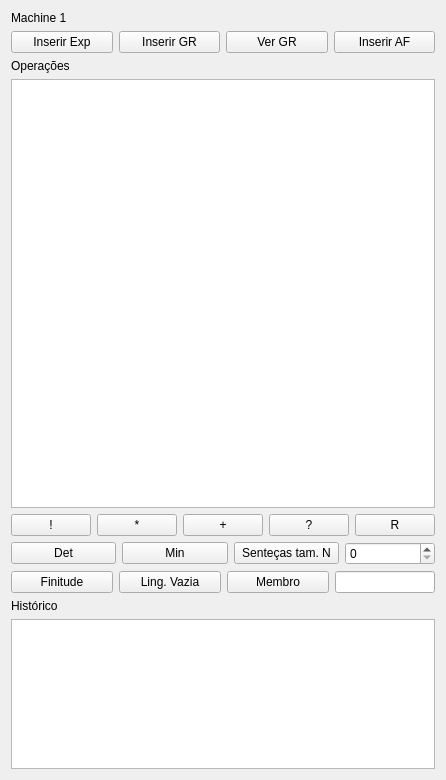
Qt form gui/view/DynamicAutomatonWidget.ui (joaovicentesouto/INE5421) before a commit.
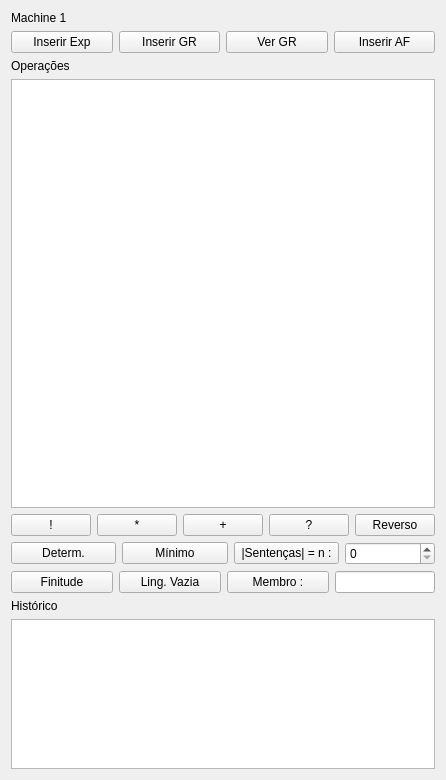
The same form after that commit.

```diff
--- a/gui/view/DynamicAutomatonWidget.ui
+++ b/gui/view/DynamicAutomatonWidget.ui
@@ -96,7 +96,7 @@
      <item>
       <widget class="QPushButton" name="m_reverse_btn">
        <property name="text">
-        <string>R</string>
+        <string>Reverso</string>
        </property>
       </widget>
      </item>
@@ -107,21 +107,21 @@
      <item>
       <widget class="QPushButton" name="m_determinization_btn">
        <property name="text">
-        <string>Det</string>
+        <string>Determ.</string>
        </property>
       </widget>
      </item>
      <item>
       <widget class="QPushButton" name="m_minimization_btn">
        <property name="text">
-        <string>Min</string>
+        <string>Mínimo</string>
        </property>
       </widget>
      </item>
      <item>
       <widget class="QPushButton" name="m_n_sentences">
        <property name="text">
-        <string>Senteças tam. N</string>
+        <string>|Sentenças| = n :</string>
        </property>
       </widget>
      </item>
@@ -165,7 +165,7 @@
      <item>
       <widget class="QPushButton" name="m_membership">
        <property name="text">
-        <string>Membro</string>
+        <string>Membro :</string>
        </property>
       </widget>
      </item>
```
Left out of the diff: 2 changed lines with no effect on the pictures.
